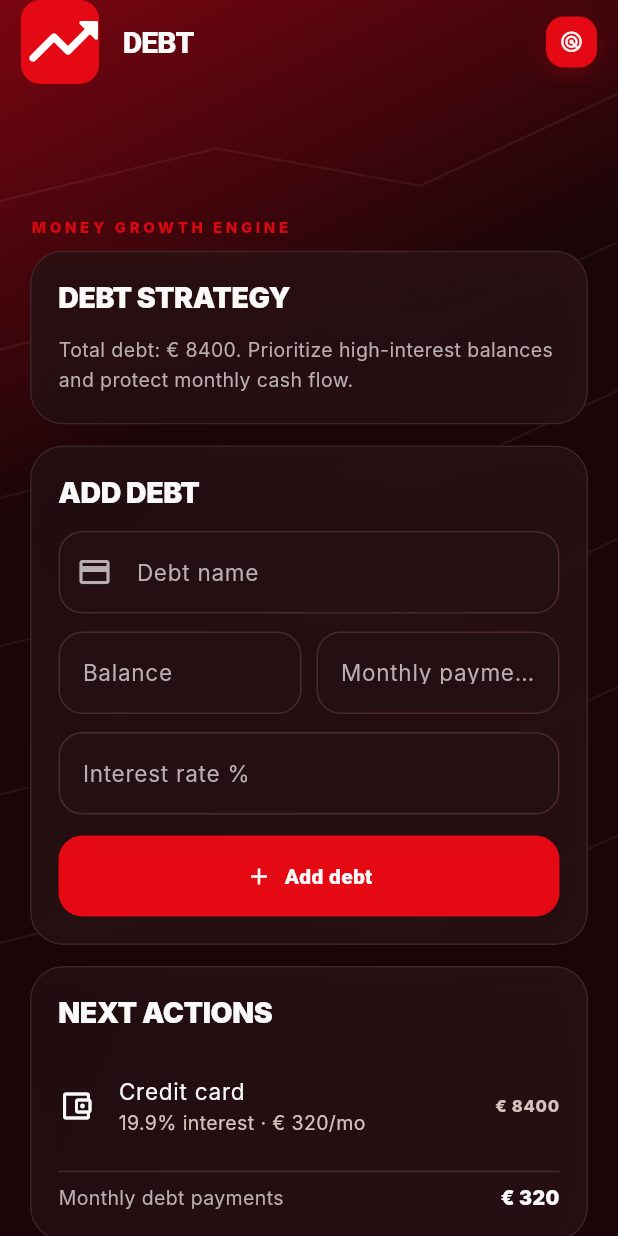
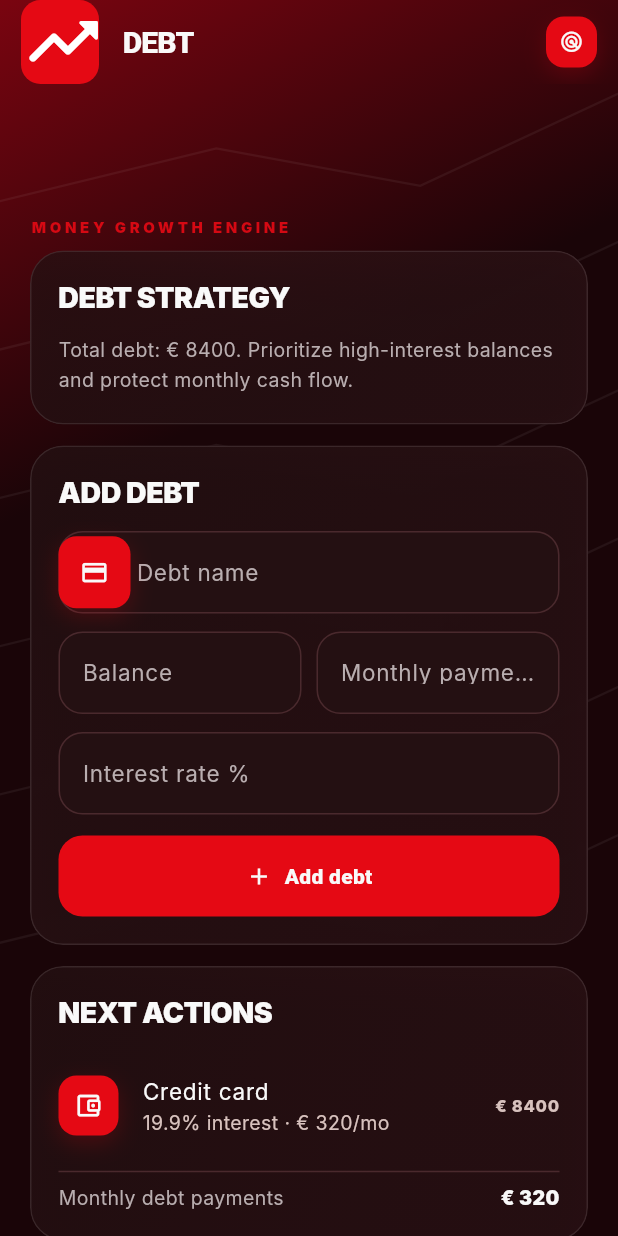
Before and after one commit to Mauricio-HNS/MONEY-GROWTH-ENGINE, a Flutter app: the DebtScreen screen opened by its route, on a phone screen of 412 x 824 dp. Run offline on Flutter 3.47's test engine with Material 3 defaults, Android fonts, the phone set to English and light mode, and no system bars; network calls fail; Roboto replaces fonts that are missing (Inter).

Commit message:
style: standardize red icon badges

```diff
--- a/flutter_app/lib/screens/debt.dart
+++ b/flutter_app/lib/screens/debt.dart
@@ -70,7 +70,7 @@ class _DebtScreenState extends State<DebtScreen> {
                         controller: title,
                         decoration: const InputDecoration(
                           labelText: 'Debt name',
-                          prefixIcon: Icon(Icons.credit_card_outlined),
+                          prefixIcon: AppIconBadge(icon: Icons.credit_card_outlined),
                         ),
                       ),
                       const SizedBox(height: 12),
@@ -119,7 +119,7 @@ class _DebtScreenState extends State<DebtScreen> {
                       ...store.debts.map(
                         (item) => ListTile(
                           contentPadding: EdgeInsets.zero,
-                          leading: const Icon(
+                          leading: AppIconBadge(icon:
                             Icons.account_balance_wallet_outlined,
                             color: AppColors.coldBlue,
                           ),
```
